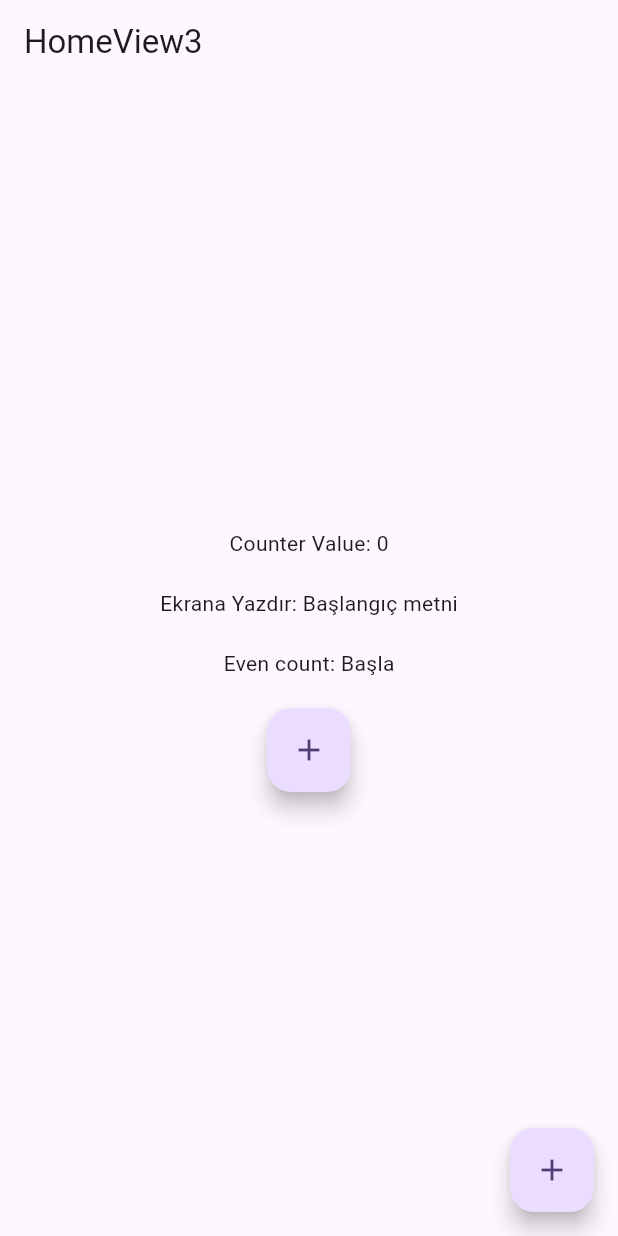
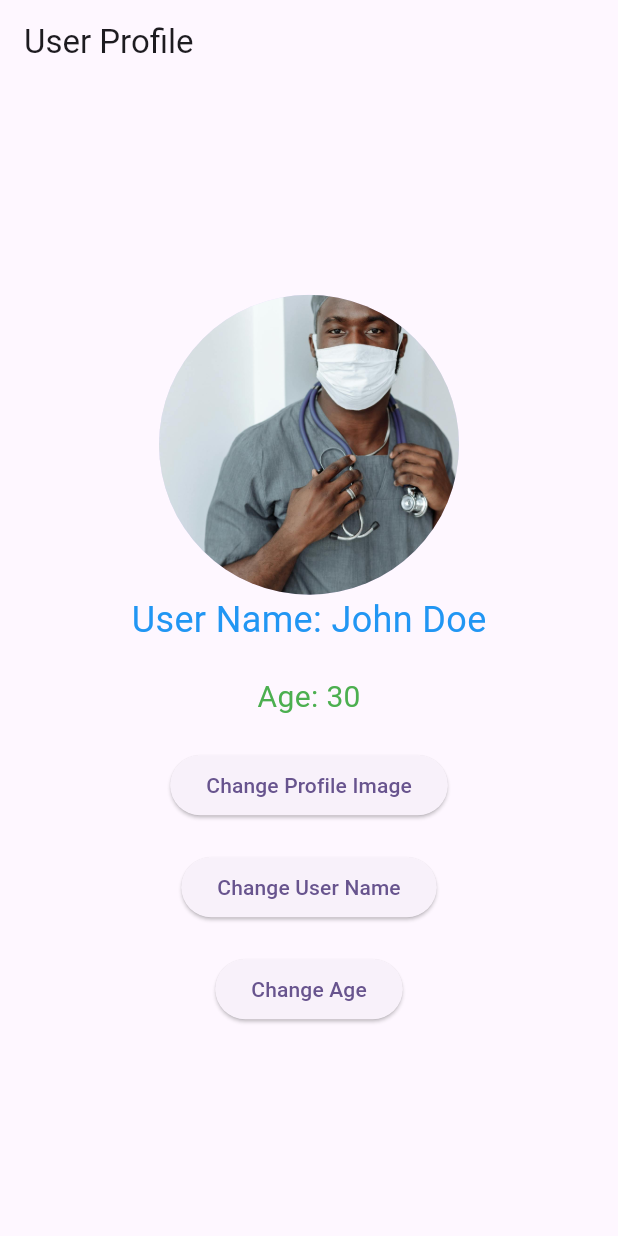
Before and after one commit to GanTeFlutter/bloc-learn, a Flutter app: the screen it shows after launch, on a phone screen of 412 x 824 dp. Run offline on Flutter 3.47's test engine with Material 3 defaults, Android fonts, the light colour scheme and no system bars; our stand-ins replace bloc, flutter_bloc.

Commit message:
night-code

```diff
--- a/lib/future/bloc_builder_type/bloc/spesifik_bloc_enjecte.dart
+++ b/lib/future/bloc_builder_type/bloc/spesifik_bloc_enjecte.dart
@@ -26,7 +26,7 @@ class UcuncuOrnekCubit extends Cubit<String> {
 
   void appendText(String textToAppend) {
     emit(state + textToAppend);
-    //burda state uzunluğunu kontrol ediyoruz.
+    //view state uzunluğunu kontrol ediyoruz.
     //view da when parametresine 10 dan büyük olunca yeniden çizdir diyoruz.
     //debugdan artisi izliyoruz
     debugPrint('state: ${state.length}');
--- /dev/null
+++ b/lib/future/bloc_selector_learn.dart/user_cubit.dart
@@ -0,0 +1,23 @@
+import 'package:bloc/bloc.dart';
+import 'package:flutter_bloc_learn/future/bloc_selector_learn.dart/user_model.dart';
+
+class UserProfileCubit extends Cubit<UserProfileState> {
+  UserProfileCubit()
+      : super(UserProfileState(
+          userName: 'John Doe',
+          age: 30,
+          profileImage: 'assets/doc3.jpg',
+        ));
+
+  void updateUserName(String newName) {
+    emit(state.copyWith(userName: newName));
+  }
+
+  void updateAge(int newAge) {
+    emit(state.copyWith(age: newAge));
+  }
+
+  void updateProfileImage(String newImage) {
+    emit(state.copyWith(profileImage: newImage));
+  }
+}
--- /dev/null
+++ b/lib/future/bloc_selector_learn.dart/user_model.dart
@@ -0,0 +1,24 @@
+
+class UserProfileState {
+  final String userName;
+  final int age;
+  final String profileImage;
+
+  UserProfileState({
+    required this.userName,
+    required this.age,
+    required this.profileImage,
+  });
+
+  UserProfileState copyWith({
+    String? userName,
+    int? age,
+    String? profileImage,
+  }) {
+    return UserProfileState(
+      userName: userName ?? this.userName,
+      age: age ?? this.age,
+      profileImage: profileImage ?? this.profileImage,
+    );
+  }
+}
--- /dev/null
+++ b/lib/future/bloc_selector_learn.dart/user_view.dart
@@ -0,0 +1,102 @@
+import 'package:flutter/material.dart';
+import 'package:flutter_bloc/flutter_bloc.dart';
+import 'package:flutter_bloc_learn/future/bloc_selector_learn.dart/user_cubit.dart';
+import 'package:flutter_bloc_learn/future/bloc_selector_learn.dart/user_model.dart';
+
+class UserProfilePage extends StatelessWidget {
+  const UserProfilePage({super.key});
+
+  @override
+  Widget build(BuildContext context) {
+    return Scaffold(
+      appBar: AppBar(
+        title: const Text('User Profile'),
+      ),
+      body: Center(
+        child: Column(
+          mainAxisAlignment: MainAxisAlignment.center,
+          children: [
+            BlocSelector<UserProfileCubit, UserProfileState, String>(
+              selector: (state) => state.profileImage, // Sadece userName seçiyoruz
+              builder: (context, image) {
+                return SizedBox(
+                  width: 200,
+                  height: 200,
+                  child: CircleAvatar(
+                    backgroundImage: AssetImage(image),
+                  ),
+                );
+              },
+            ),
+            // Kullanıcı adını izlemek için BlocSelector kullanıyoruz
+            BlocSelector<UserProfileCubit, UserProfileState, String>(
+              selector: (state) => state.userName, // Sadece userName seçiyoruz
+              builder: (context, userName) {
+                return Text(
+                  'User Name: $userName',
+                  style: const TextStyle(fontSize: 24, color: Colors.blue),
+                );
+              },
+            ),
+            const SizedBox(height: 20),
+            // Yaşı izlemek için BlocSelector kullanıyoruz
+            BlocSelector<UserProfileCubit, UserProfileState, int>(
+              selector: (state) => state.age, // Sadece age seçiyoruz
+              builder: (context, age) {
+                return Text(
+                  'Age: $age',
+                  style: const TextStyle(fontSize: 20, color: Colors.green),
+                );
+              },
+            ),
+            const SizedBox(height: 20),
+
+            // Profil fotoğrafı değiştirme butonu
+            ElevatedButton(
+              onPressed: () {
+                context.read<UserProfileCubit>().updateProfileImage('assets/kaydirak.jpg');
+              },
+              child: const Text('Change Profile Image'),
+            ),
+
+            const SizedBox(height: 20),
+
+            // Kullanıcı adını değiştirme butonu
+            ElevatedButton(
+              onPressed: () {
+                context.read<UserProfileCubit>().updateUserName('Jane Doe');
+              },
+              child: const Text('Change User Name'),
+            ),
+
+            const SizedBox(height: 20),
+
+            // Yaşı değiştirme butonu
+            ElevatedButton(
+              onPressed: () {
+                context.read<UserProfileCubit>().updateAge(25);
+              },
+              child: const Text('Change Age'),
+            ),
+          ],
+        ),
+      ),
+    );
+  }
+}
+
+
+/*
+Buradaki kilit nokta, BlocSelector ve BlocBuilder arasındaki farkı anlamaktır.
+
+BlocBuilder, bir Bloc'un tüm durum değişikliklerini dinler ve stattekı her değişiklikte widget'ı yeniden oluşturur.
+Bu, gereksiz yeniden çizimlere yol açabilir. Örneğin, bir sayfada birden fazla widget aynı Bloc'u dinliyorsa,
+bir durum değişikliği meydana geldiğinde bu widget'ların hepsi yeniden oluşturulabilir; bu, performansı olumsuz etkileyebilir.
+
+BlocSelector ise daha optimize bir yaklaşım sunar. Sadece belirli bir state parçasını dinler ve yalnızca o parçadaki değişikliklere tepki verir.
+Bu sayede gereksiz yeniden çizimlerden kaçınılır ve uygulamanın performansı artar.
+
+Bu sayfada BlocBuilder kullansaydık, durum değişikliği olduğunda tüm widget'ların yeniden oluşturulmasına neden olabilirdi.
+Ancak BlocSelector kullanarak yalnızca ilgilendiğimiz state parçalarını dinledik ve bu parçalar değiştiğinde ilgili widget'ların yeniden oluşturulmasını sağladık.
+
+*/
--- a/lib/main.dart
+++ b/lib/main.dart
@@ -1,16 +1,17 @@
 import 'package:flutter/material.dart';
-import 'package:flutter_bloc/flutter_bloc.dart';
-import 'package:flutter_bloc_learn/future/bloc_builder_type/bloc/spesifik_bloc_enjecte.dart';
-import 'package:flutter_bloc_learn/future/bloc_builder_type/view/home_view3.dart';
-import 'package:flutter_bloc_learn/future/cubit/bloc_learn_cubit1/cubit/home_view_cubit.dart';
+import 'package:flutter_bloc_learn/future/bloc_selector_learn.dart/user_view.dart';
+import 'package:flutter_bloc_learn/product/init/app_initialize.dart';
+import 'package:flutter_bloc_learn/product/init/state_initialize.dart';
 
-void main() {
-  runApp(const MyApp());
+//Main dosyamız temiz olsun diye AppInitialize ve StateInitialize sınıflarını oluşturduk.
+//BlocProvider ve MultiBlocProvider kullanımını StateInitialize sınıfında görebilirsiniz.
+Future<void> main() async {
+  await AppInitialize().make();
+  runApp(const StateInitialize(child: _MyApp()));
 }
 
-class MyApp extends StatelessWidget {
-  const MyApp({super.key});
-
+class _MyApp extends StatelessWidget {
+  const _MyApp();
   @override
   Widget build(BuildContext context) {
     return MaterialApp(
@@ -19,37 +20,7 @@ class MyApp extends StatelessWidget {
         colorScheme: ColorScheme.fromSeed(seedColor: Colors.deepPurple),
         useMaterial3: true,
       ),
-      //MultiBlocProvider ile birden fazla cubitimizi uygulamamıza ekleyebiliriz.
-      //Açıklama alt kısmda verilmiştir.
-      home: MultiBlocProvider(
-        providers: [
-          //cubit
-          BlocProvider(create: (context) => CounterCubit()),
-          BlocProvider(create: (context) => StringCubit()),
-          //bloc type
-          BlocProvider(create: (context) => UcuncuOrnekCubit()),
-        ],
-        child: const HomeView3(),
-      ),
+      home: const UserProfilePage(),
     );
   }
 }
-
-/*
-Tek bir cubitimiz var sa aşşağıdaki gibi bir kullanım yapabiliriz.
- home: BlocProvider(
-        create: (context) => CounterCubit(),
-        child: const StringCubitView(),
-      ),
-
-ancak birden fazla cubitimiz varsa aşşağıdaki gibi bir kullanım yapabiliriz.
-  home: MultiBlocProvider(
-        providers: [
-          BlocProvider(create: (context) => CounterCubit()),
-          BlocProvider(create: (context) => StringCubit()),
-        ],
-        child: const HomeView(),
-      ),
-bu şekilde birden fazla cubitimizi uygulamamıza ekleyebiliriz.
-
-*/
--- /dev/null
+++ b/lib/product/init/state_initialize.dart
@@ -0,0 +1,48 @@
+import 'package:flutter/material.dart';
+import 'package:flutter_bloc/flutter_bloc.dart';
+import 'package:flutter_bloc_learn/future/bloc_builder_type/bloc/spesifik_bloc_enjecte.dart';
+import 'package:flutter_bloc_learn/future/bloc_selector_learn.dart/user_cubit.dart';
+import 'package:flutter_bloc_learn/future/cubit/bloc_learn_cubit1/cubit/home_view_cubit.dart';
+
+class StateInitialize extends StatelessWidget {
+  const StateInitialize({super.key, required this.child});
+   final Widget child;
+
+  @override
+  Widget build(BuildContext context) {
+      //MultiBlocProvider ile birden fazla cubitimizi uygulamamıza ekleyebiliriz.
+      //Açıklama alt kısmda verilmiştir.
+    return MultiBlocProvider(
+        providers: [
+          //Cubit dosyası için
+          BlocProvider(create: (context) => CounterCubit()),
+          BlocProvider(create: (context) => StringCubit()),
+          //Bloc Type dosyası için
+          BlocProvider(create: (context) => UcuncuOrnekCubit()),
+          //BlocSelector kullanımı için
+          BlocProvider(create: (context) => UserProfileCubit()),
+        ],
+        child: child,
+      );
+  }
+}
+
+
+/*
+Tek bir cubitimiz var sa aşşağıdaki gibi bir kullanım yapabiliriz.
+ home: BlocProvider(
+        create: (context) => CounterCubit(),
+        child: const StringCubitView(),
+      ),
+
+ancak birden fazla cubitimiz varsa aşşağıdaki gibi bir kullanım yapabiliriz.
+  home: MultiBlocProvider(
+        providers: [
+          BlocProvider(create: (context) => CounterCubit()),
+          BlocProvider(create: (context) => StringCubit()),
+        ],
+        child: const HomeView(),
+      ),
+bu şekilde birden fazla cubitimizi uygulamamıza ekleyebiliriz.
+
+*/
```
Also changed, not shown: lib/future/bloc_builder_type/view/home_view3.dart (+4 -5 lines), lib/product/init/app_initialize.dart (added, +10 -0 lines), pubspec.yaml (+4 -66 lines), assets/doc3.jpg (added), assets/kaydirak.jpg (added), 2 other files.
